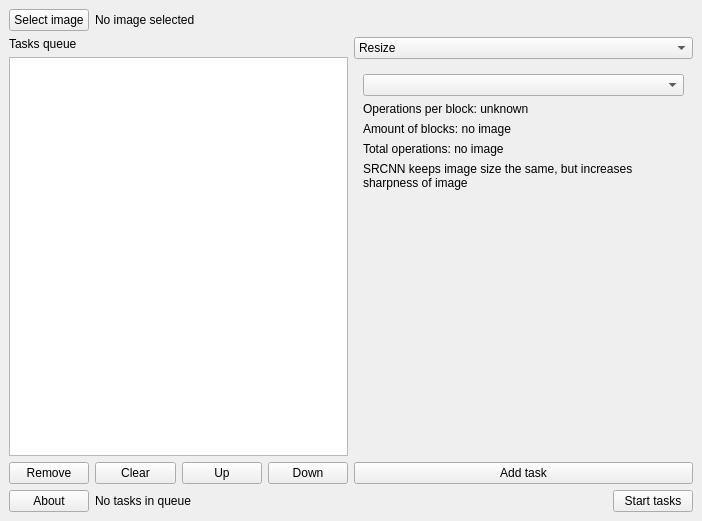
Before: the Qt Designer form src/windows/ImageUpscalerQt.ui in GRAPHENE9932/ImageUpscalerQt, drawn with Qt 5.
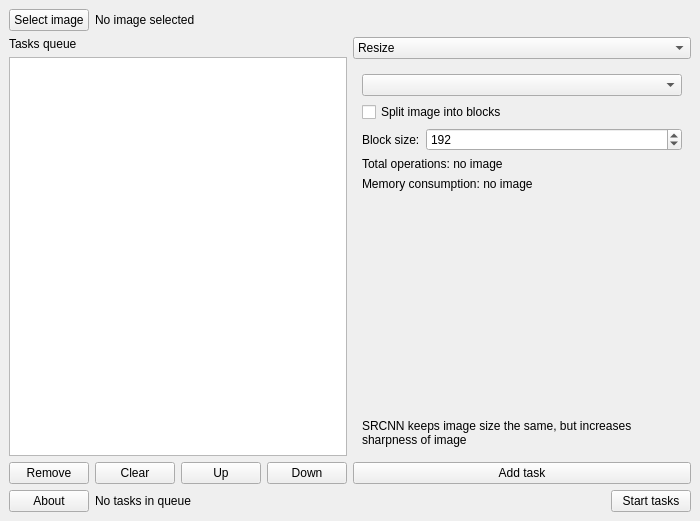
After: the same form once the commit is applied. The open tabs and pages were chosen to show the change. Icons and pictures are not drawn.

Commit message: Let user choose whether to chunk image or not

The edit to the form file:
```diff
--- a/src/windows/ImageUpscalerQt.ui
+++ b/src/windows/ImageUpscalerQt.ui
@@ -6,7 +6,7 @@
    <rect>
     <x>0</x>
     <y>0</y>
-    <width>702</width>
+    <width>700</width>
     <height>521</height>
    </rect>
   </property>
@@ -274,24 +274,38 @@
              <widget class="QComboBox" name="srcnn_architecture_combobox"/>
             </item>
             <item>
-             <widget class="QLabel" name="srcnn_operations_per_block_label">
+             <widget class="QCheckBox" name="srcnn_block_split_check">
               <property name="text">
-               <string>Operations per block: unknown</string>
-              </property>
-              <property name="textInteractionFlags">
-               <set>Qt::LinksAccessibleByMouse|Qt::TextSelectableByMouse</set>
+               <string>Split image into blocks</string>
               </property>
              </widget>
             </item>
             <item>
-             <widget class="QLabel" name="srcnn_blocks_label">
-              <property name="text">
-               <string>Amount of blocks: no image</string>
-              </property>
-              <property name="textInteractionFlags">
-               <set>Qt::LinksAccessibleByMouse|Qt::TextSelectableByMouse</set>
-              </property>
-             </widget>
+             <layout class="QHBoxLayout" name="srcnn_block_size_layout" stretch="0,1">
+              <item>
+               <widget class="QLabel" name="srcnn_block_size_label">
+                <property name="text">
+                 <string>Block size:</string>
+                </property>
+               </widget>
+              </item>
+              <item>
+               <widget class="QSpinBox" name="srcnn_block_size_spinbox">
+                <property name="minimum">
+                 <number>32</number>
+                </property>
+                <property name="maximum">
+                 <number>1080</number>
+                </property>
+                <property name="singleStep">
+                 <number>32</number>
+                </property>
+                <property name="value">
+                 <number>192</number>
+                </property>
+               </widget>
+              </item>
+             </layout>
             </item>
             <item>
              <widget class="QLabel" name="srcnn_total_operations_label">
@@ -303,6 +317,29 @@
               </property>
              </widget>
             </item>
+            <item>
+             <widget class="QLabel" name="srcnn_memory_consumption_label">
+              <property name="text">
+               <string>Memory consumption: no image</string>
+              </property>
+             </widget>
+            </item>
+            <item>
+             <spacer name="srcnn_page_spacer">
+              <property name="orientation">
+               <enum>Qt::Vertical</enum>
+              </property>
+              <property name="sizeType">
+               <enum>QSizePolicy::Expanding</enum>
+              </property>
+              <property name="sizeHint" stdset="0">
+               <size>
+                <width>20</width>
+                <height>40</height>
+               </size>
+              </property>
+             </spacer>
+            </item>
             <item>
              <widget class="QLabel" name="srcnn_page_label">
               <property name="text">
@@ -316,19 +353,6 @@
               </property>
              </widget>
             </item>
-            <item>
-             <spacer name="srcnn_page_spacer">
-              <property name="orientation">
-               <enum>Qt::Vertical</enum>
-              </property>
-              <property name="sizeHint" stdset="0">
-               <size>
-                <width>20</width>
-                <height>40</height>
-               </size>
-              </property>
-             </spacer>
-            </item>
            </layout>
           </widget>
           <widget class="QWidget" name="fsrcnn_page">
```
Left out of the diff: 73 changed lines with no effect on the pictures. The commit also changes 28 other files.
